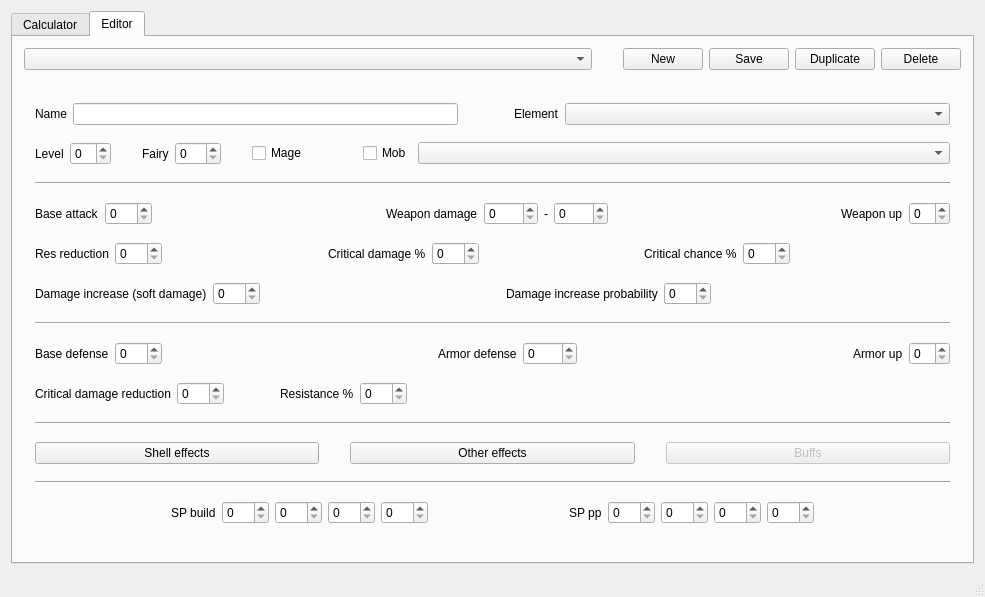
Above: src/main/python/gui/main_window.ui from Gilgames000/nos-damage before the change. Below: the same form after it.
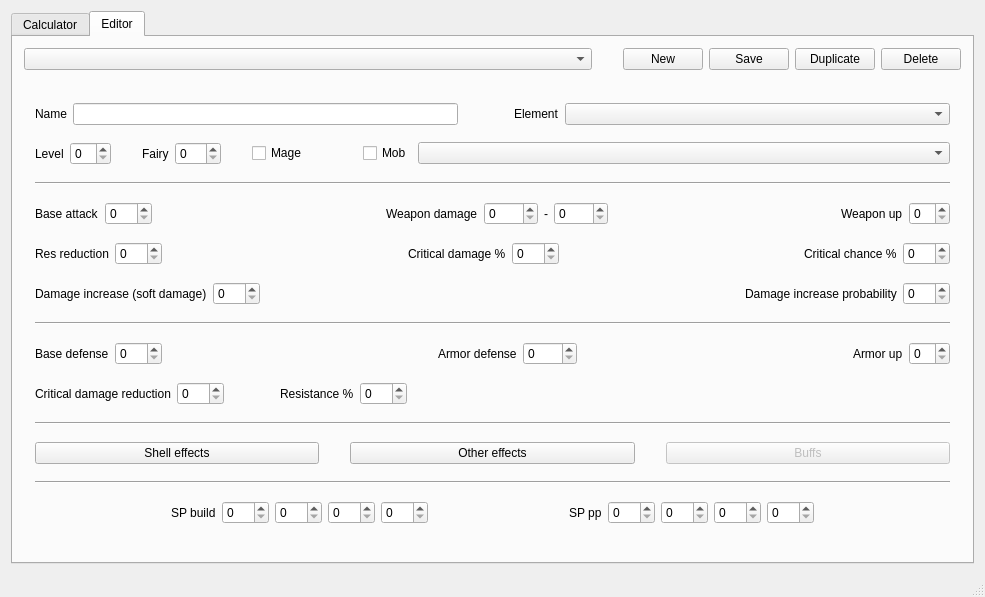
That is the form after the change.

Commit message: Change spinbox alignment

What changed in the file:
```diff
--- a/src/main/python/gui/main_window.ui
+++ b/src/main/python/gui/main_window.ui
@@ -1605,22 +1605,6 @@
                   </property>
                  </widget>
                 </item>
-                <item>
-                 <spacer name="horizontalSpacer_63">
-                  <property name="orientation">
-                   <enum>Qt::Horizontal</enum>
-                  </property>
-                  <property name="sizeType">
-                   <enum>QSizePolicy::MinimumExpanding</enum>
-                  </property>
-                  <property name="sizeHint" stdset="0">
-                   <size>
-                    <width>35</width>
-                    <height>20</height>
-                   </size>
-                  </property>
-                 </spacer>
-                </item>
                </layout>
               </item>
               <item>
@@ -1693,22 +1677,6 @@
                   </property>
                  </widget>
                 </item>
-                <item>
-                 <spacer name="horizontalSpacer_47">
-                  <property name="orientation">
-                   <enum>Qt::Horizontal</enum>
-                  </property>
-                  <property name="sizeType">
-                   <enum>QSizePolicy::MinimumExpanding</enum>
-                  </property>
-                  <property name="sizeHint" stdset="0">
-                   <size>
-                    <width>35</width>
-                    <height>20</height>
-                   </size>
-                  </property>
-                 </spacer>
-                </item>
                </layout>
               </item>
               <item>
```
The commit also changes 1 other file.
